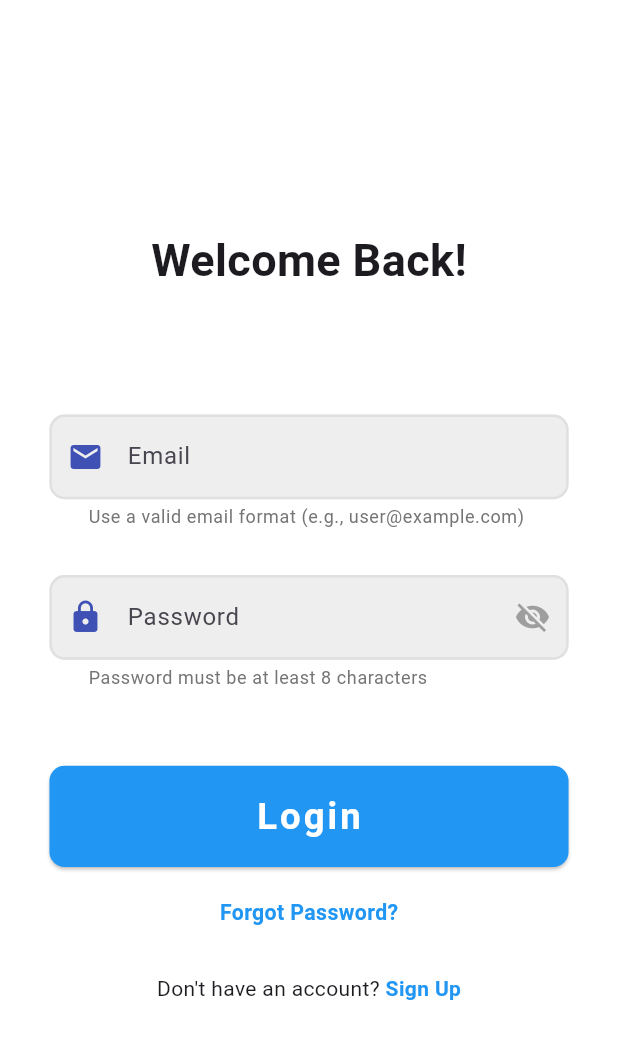
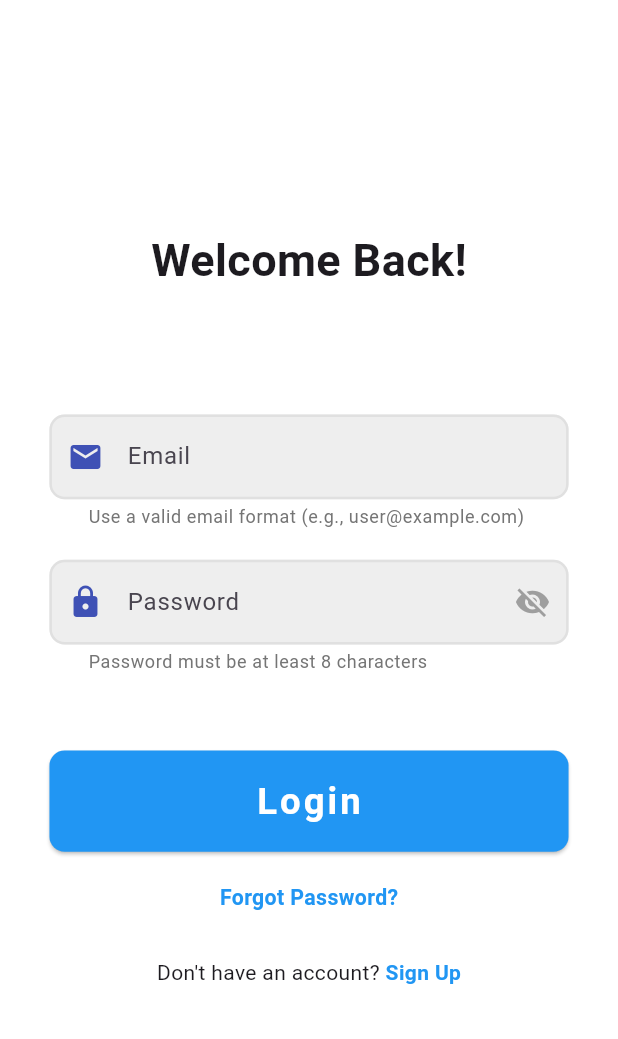
Before and after one commit to mahmoudyoussef3/sendex_app, a Flutter app: the screen it shows after launch, on a phone screen of 412 x 824 dp. Shown: the top 1039 px of the screen. Run offline on Flutter 3.47's test engine with Material 3 defaults, Android fonts, the phone set to English and light mode, and no system bars; our stand-ins replace bloc, cached_network_image, flutter_animate, flutter_bloc, flutter_screenutil, shared_preferences.

Commit message:
Enhance ui

```diff
--- a/lib/Features/Auth/presentation/screens/login.dart
+++ b/lib/Features/Auth/presentation/screens/login.dart
@@ -62,7 +62,7 @@ class LoginScreen extends StatelessWidget {
                         return null;
                       },
                     ),
-                    SizedBox(height: 30.h),
+                    SizedBox(height: 20.h),
                     PasswordField(
                       controller: passwordController,
                       validator: (value) {
--- a/lib/main.dart
+++ b/lib/main.dart
@@ -32,7 +32,7 @@ class MyApp extends StatelessWidget {
         ),
         onGenerateRoute: AppRouter().generateRoutes,
         debugShowCheckedModeBanner: false,
-        initialRoute: isLoggedIn ? Strings.ordersScreen : Strings.loginScreen,
+        initialRoute: isLoggedIn ? Strings.loginScreen : Strings.loginScreen,
       ),
     );
   }
--- a/pubspec.yaml
+++ b/pubspec.yaml
@@ -13,13 +13,7 @@ dependencies:
     sdk: flutter
   flutter_bloc: ^9.1.0
   dio: ^5.8.0+1
-  hive: ^2.2.3
-  hive_flutter: ^1.1.0
   shared_preferences: ^2.5.3
-  json_serializable: ^6.9.4
-  freezed: ^3.0.4
-  freezed_annotation: ^3.0.0
-  equatable: ^2.0.7
   cupertino_icons: ^1.0.8
   flutter_screenutil: ^5.9.3
   cached_network_image: ^3.4.1
```
Also changed, not shown: pubspec.lock, 3 other files.
